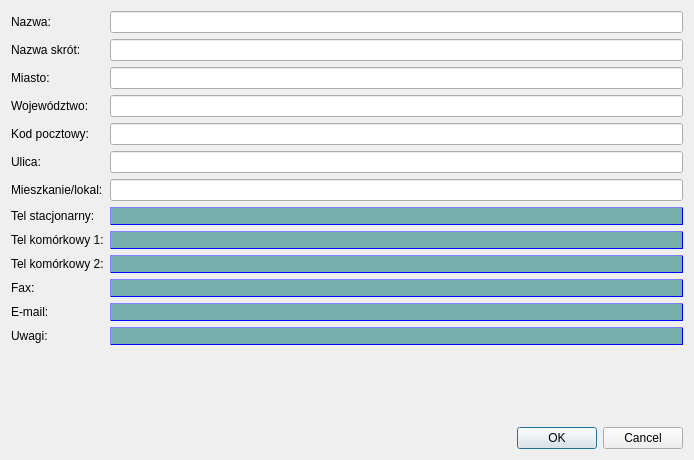
This is nowyKlientDialog.ui in militia11/shoes as Qt 5 draws it before an edit. The edited form follows.
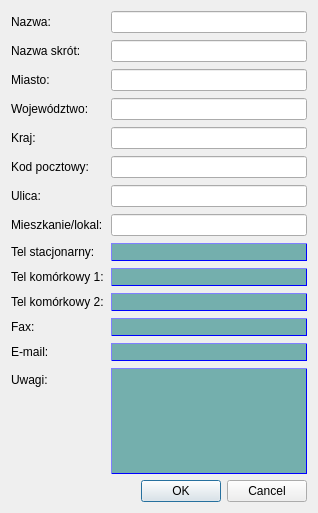
This is the edited form.

The edit to the form file:
```diff
--- a/nowyKlientDialog.ui
+++ b/nowyKlientDialog.ui
@@ -6,8 +6,8 @@
    <rect>
     <x>0</x>
     <y>0</y>
-    <width>694</width>
-    <height>460</height>
+    <width>318</width>
+    <height>513</height>
    </rect>
   </property>
   <property name="windowTitle">
@@ -16,6 +16,12 @@
   <layout class="QVBoxLayout" name="verticalLayout">
    <item>
     <layout class="QFormLayout" name="formLayout">
+     <property name="horizontalSpacing">
+      <number>7</number>
+     </property>
+     <property name="verticalSpacing">
+      <number>7</number>
+     </property>
      <item row="0" column="0">
       <widget class="QLabel" name="label_7">
        <property name="text">
@@ -49,44 +55,44 @@
      <item row="2" column="1">
       <widget class="QLineEdit" name="lineEditMiasto"/>
      </item>
-     <item row="4" column="0">
+     <item row="5" column="0">
       <widget class="QLabel" name="label_9">
        <property name="text">
         <string>Kod pocztowy:</string>
        </property>
       </widget>
      </item>
-     <item row="4" column="1">
+     <item row="5" column="1">
       <widget class="QLineEdit" name="lineEditKodPocztowy"/>
      </item>
-     <item row="5" column="0">
+     <item row="6" column="0">
       <widget class="QLabel" name="label_5">
        <property name="text">
         <string>Ulica:</string>
        </property>
       </widget>
      </item>
-     <item row="5" column="1">
+     <item row="6" column="1">
       <widget class="QLineEdit" name="lineEditUlica"/>
      </item>
-     <item row="6" column="0">
+     <item row="7" column="0">
       <widget class="QLabel" name="label_6">
        <property name="text">
         <string>Mieszkanie/lokal:</string>
        </property>
       </widget>
      </item>
-     <item row="6" column="1">
+     <item row="7" column="1">
       <widget class="QLineEdit" name="lineEditNrDomu"/>
      </item>
-     <item row="7" column="0">
+     <item row="8" column="0">
       <widget class="QLabel" name="label_10">
        <property name="text">
         <string>&lt;html&gt;&lt;head/&gt;&lt;body&gt;&lt;p&gt;Tel stacjonarny:&lt;/p&gt;&lt;/body&gt;&lt;/html&gt;</string>
        </property>
       </widget>
      </item>
-     <item row="7" column="1">
+     <item row="8" column="1">
       <widget class="QLineEdit" name="lineEditNumerTelefonu">
        <property name="styleSheet">
         <string notr="true">color: blue; background-color: #74AFAD;border-style: outset; border-width: 1px; border-color: blue;</string>
@@ -96,76 +102,69 @@
        </property>
       </widget>
      </item>
-     <item row="8" column="0">
+     <item row="9" column="0">
       <widget class="QLabel" name="label_4">
        <property name="text">
         <string>&lt;html&gt;&lt;head/&gt;&lt;body&gt;&lt;p&gt;Tel komórkowy 1:&lt;/p&gt;&lt;/body&gt;&lt;/html&gt;</string>
        </property>
       </widget>
      </item>
-     <item row="8" column="1">
+     <item row="9" column="1">
       <widget class="QLineEdit" name="lineEditTel1">
        <property name="styleSheet">
         <string notr="true">color: blue; background-color: #74AFAD;border-style: outset; border-width: 1px; border-color: blue;</string>
        </property>
       </widget>
      </item>
-     <item row="9" column="0">
+     <item row="10" column="0">
       <widget class="QLabel" name="label">
        <property name="text">
         <string>Tel komórkowy 2:</string>
        </property>
       </widget>
      </item>
-     <item row="9" column="1">
+     <item row="10" column="1">
       <widget class="QLineEdit" name="lineEditTel2">
        <property name="styleSheet">
         <string notr="true">color: blue; background-color: #74AFAD;border-style: outset; border-width: 1px; border-color: blue;</string>
        </property>
       </widget>
      </item>
-     <item row="10" column="0">
+     <item row="11" column="0">
       <widget class="QLabel" name="label_2">
        <property name="text">
         <string>Fax:</string>
        </property>
       </widget>
      </item>
-     <item row="10" column="1">
+     <item row="11" column="1">
       <widget class="QLineEdit" name="lineEditFax">
        <property name="styleSheet">
         <string notr="true">color: blue; background-color: #74AFAD;border-style: outset; border-width: 1px; border-color: blue;</string>
        </property>
       </widget>
      </item>
-     <item row="11" column="0">
+     <item row="12" column="0">
       <widget class="QLabel" name="label_11">
        <property name="text">
         <string>E-mail:</string>
        </property>
       </widget>
      </item>
-     <item row="11" column="1">
+     <item row="12" column="1">
       <widget class="QLineEdit" name="lineEditMail">
        <property name="styleSheet">
         <string notr="true">color: blue; background-color: #74AFAD;border-style: outset; border-width: 1px; border-color: blue;</string>
        </property>
       </widget>
      </item>
-     <item row="12" column="0">
+     <item row="13" column="0">
       <widget class="QLabel" name="label_12">
        <property name="text">
         <string>Uwagi:</string>
        </property>
       </widget>
      </item>
-     <item row="12" column="1">
-      <widget class="QLineEdit" name="lineEditUwagi">
-       <property name="styleSheet">
-        <string notr="true">color: blue; background-color: #74AFAD;border-style: outset; border-width: 1px; border-color: blue;</string>
-       </property>
-      </widget>
-     </item>
      <item row="3" column="0">
       <widget class="QLabel" name="label_13">
        <property name="text">
@@ -176,6 +175,26 @@
      <item row="3" column="1">
       <widget class="QLineEdit" name="lineEditW"/>
      </item>
+     <item row="4" column="0">
+      <widget class="QLabel" name="label_14">
+       <property name="text">
+        <string>Kraj:</string>
+       </property>
+      </widget>
+     </item>
+     <item row="4" column="1">
+      <widget class="QLineEdit" name="lineEditKraj"/>
+     </item>
+     <item row="13" column="1">
+      <widget class="QPlainTextEdit" name="lineEditUwagi">
+       <property name="styleSheet">
+        <string notr="true">color: blue; background-color: #74AFAD;border-style: outset; border-width: 1px; border-color: blue;</string>
+       </property>
+       <property name="tabChangesFocus">
+        <bool>true</bool>
+       </property>
+      </widget>
+     </item>
     </layout>
    </item>
    <item>
```
Left out of the diff: 2 changed lines with no effect on the pictures.
